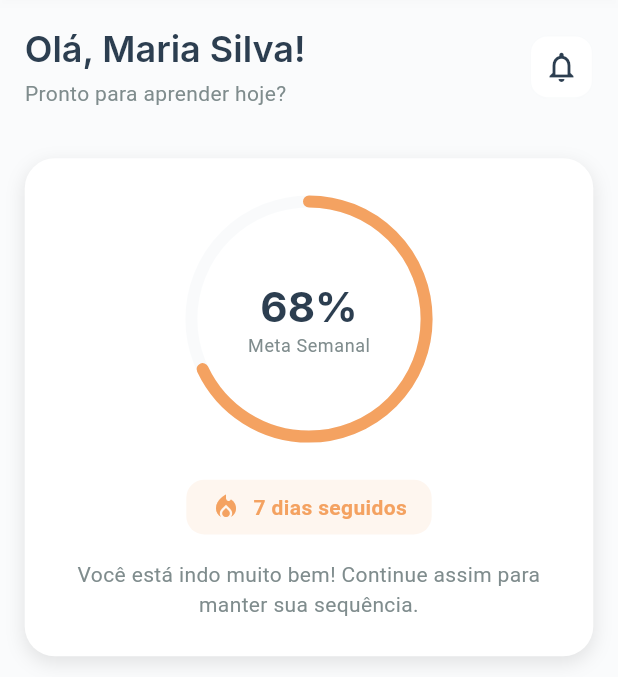
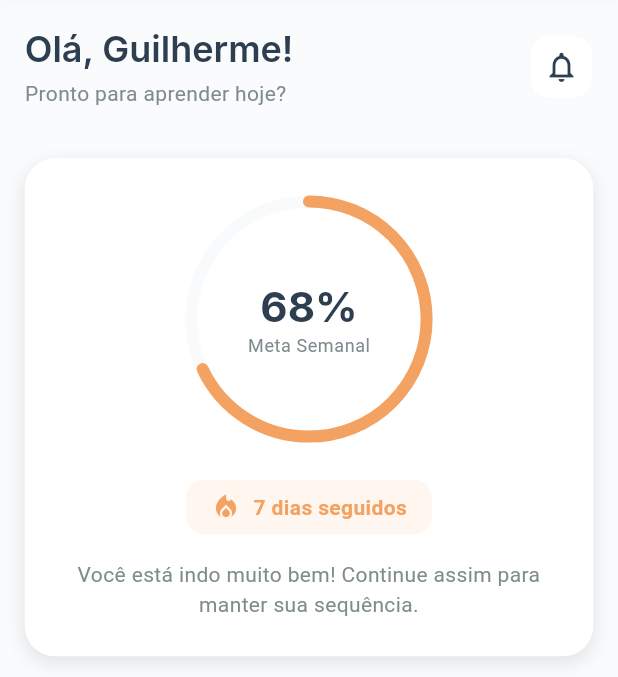
Before and after one commit to GFB0/LinguaLearn, a Flutter app: the screen it shows after launch, on a phone screen of 412 x 824 dp, the part 84-761 px from its top. Run offline on Flutter 3.47's test engine with Material 3 defaults, Android fonts, the phone set to English and light mode, and no system bars; drawn by our look-alikes of cached_network_image; our stand-ins replace connectivity_plus, fl_chart, flutter_svg, google_fonts, sizer, web; missing offline and left inert: dart:html, dart:js_interop; network calls fail.

Commit message:
Latest code updated

```diff
--- a/lib/presentation/dashboard_screen/dashboard_screen.dart
+++ b/lib/presentation/dashboard_screen/dashboard_screen.dart
@@ -24,7 +24,7 @@ class _DashboardScreenState extends State<DashboardScreen> {
 
   // Mock user data
   final Map<String, dynamic> userData = {
-    "userName": "Maria Silva",
+    "userName": "Guilherme",
     "currentStreak": 7,
     "weeklyProgress": 0.68,
     "motivationalMessage":
```
